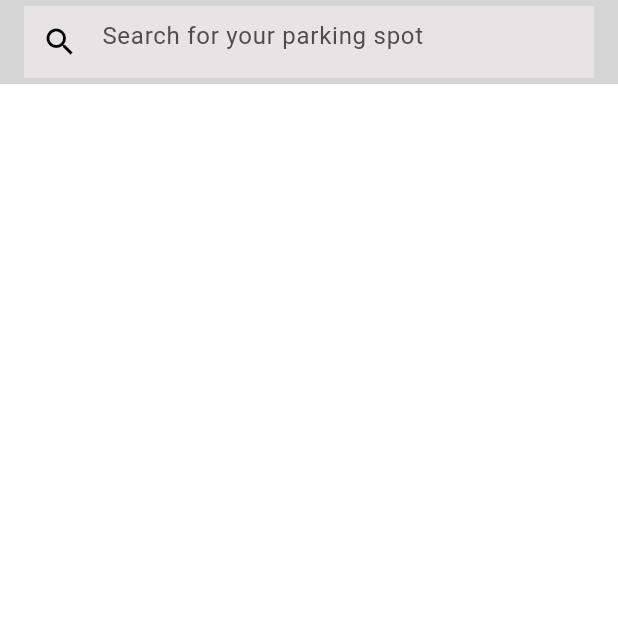
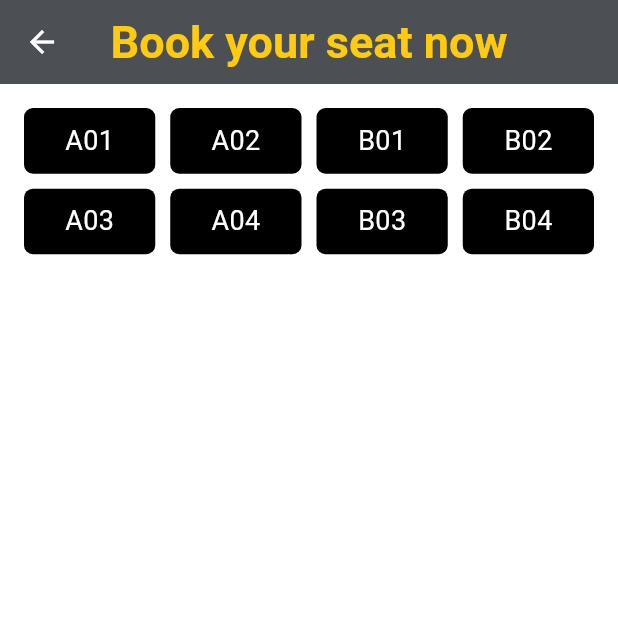
Before and after one commit to DoaaAbdulazem/smart-parking, a Flutter app: the HomeScreen screen opened directly, on a phone screen of 412 x 824 dp, the top half of it. Run offline on Flutter 3.47's test engine with Material 3 defaults, Android fonts, the phone set to English and light mode, and no system bars.

Commit message:
parkingscreen

```diff
--- a/lib/core/consts/strings.dart
+++ b/lib/core/consts/strings.dart
@@ -8,7 +8,7 @@ class Strings {
   static const String getStartedBotton = 'Get started';
   static const String login = "Login";
   static const String appBarSignUpScreen = "Sign up";
-  static const String signUp = "Dont have an account?Sign up";
+  static const String signUpAccount = "Dont have an account?Sign up";
   static const String forgetPassword = "ForgetPassword?";
   //////////////////////////////////////////////
   static const String labelTextEmail = "Email";
--- a/lib/core/theme/app_text_style.dart
+++ b/lib/core/theme/app_text_style.dart
@@ -12,4 +12,7 @@ class AppTextStyle {
     fontWeight: FontWeight.w500,
     color: Colors.black,
   );
+
+  static const ForgetPassword = TextStyle(color: Colors.black, fontSize: 17);
+  static const signUpAccount = TextStyle(color: AppColors.black, fontSize: 18);
 }
--- a/lib/core/theme/app_themeing.dart
+++ b/lib/core/theme/app_themeing.dart
@@ -6,14 +6,14 @@ class AppThemeing {
   static ThemeData lightTheme = ThemeData(
     brightness: Brightness.light,
     scaffoldBackgroundColor: AppColors.white,
-    // هون للاب بار
+    ////////// هون للاب بار
     appBarTheme: AppBarTheme(
       backgroundColor: AppColors.bkgColor,
       centerTitle: true,
       foregroundColor: AppColors.white,
       titleTextStyle: AppTextStyle.appBarTextStyle,
     ),
-    //هون للزر
+    /////////هون للزر
     elevatedButtonTheme: ElevatedButtonThemeData(
       style: ElevatedButton.styleFrom(
         backgroundColor: AppColors.yallowColor,
--- a/lib/features/auth/widget/forget_password.dart
+++ b/lib/features/auth/widget/forget_password.dart
@@ -1,4 +1,5 @@
 import 'package:flutter/material.dart';
+import 'package:my_project/core/consts/strings.dart';
 
 class ForgetPassword extends StatelessWidget {
   const ForgetPassword({super.key});
@@ -7,13 +8,7 @@ class ForgetPassword extends StatelessWidget {
   Widget build(BuildContext context) {
     return Align(
       alignment: Alignment.centerLeft,
-      child: TextButton(
-        onPressed: () {},
-        child: Text(
-          "ForgetPassword?",
-          style: TextStyle(color: Colors.black, fontSize: 17),
-        ),
-      ),
+      child: TextButton(onPressed: () {}, child: Text(Strings.forgetPassword)),
     );
   }
 }
--- a/lib/features/auth/widget/login_botton.dart
+++ b/lib/features/auth/widget/login_botton.dart
@@ -1,5 +1,7 @@
 import 'package:flutter/material.dart';
 import 'package:my_project/core/consts/strings.dart';
+import 'package:my_project/features/home/screen/home_screen.dart';
+
 import 'package:my_project/features/on_boarding/widget/custom_button.dart';
 
 class LoginButton extends StatelessWidget {
@@ -13,6 +15,11 @@ class LoginButton extends StatelessWidget {
       text: Strings.login,
       onpressed: () {
         print(passwordController.text);
+
+        Navigator.push(
+          context,
+          MaterialPageRoute(builder: (context) => const HomeScreen()),
+        );
       },
     );
   }
--- a/lib/features/auth/widget/sign_up_bottom.dart
+++ b/lib/features/auth/widget/sign_up_bottom.dart
@@ -1,4 +1,5 @@
 import 'package:flutter/material.dart';
+import 'package:my_project/core/consts/strings.dart';
 import 'package:my_project/core/theme/app_colors.dart';
 import 'package:my_project/features/auth/screen/signup.dart';
 
@@ -17,7 +18,7 @@ class SignUpBottom extends StatelessWidget {
           );
         },
         child: const Text(
-          "Dont have an account?Sign up",
+          Strings.signUpAccount,
           style: TextStyle(color: AppColors.black, fontSize: 18),
         ),
       ),
--- a/lib/features/auth/widget/signup_botton.dart
+++ b/lib/features/auth/widget/signup_botton.dart
@@ -1,6 +1,6 @@
 import 'package:flutter/material.dart';
 import 'package:my_project/core/consts/strings.dart';
-import 'package:my_project/home/screen/home_screen.dart';
+import 'package:my_project/features/home/screen/home_screen.dart';
 import 'package:my_project/features/on_boarding/widget/custom_button.dart';
 
 class SignupBotton extends StatelessWidget {
@@ -16,7 +16,7 @@ class SignupBotton extends StatelessWidget {
         onpressed: () {
           Navigator.pushAndRemoveUntil(
             context,
-            MaterialPageRoute(builder: (context) => const HomeScreen()),
+            MaterialPageRoute(builder: (context) => HomeScreen()),
             (Route<dynamic> route) => false,
           );
         },
--- /dev/null
+++ b/lib/features/home/screen/home_screen.dart
@@ -0,0 +1,139 @@
+import 'package:flutter/material.dart';
+import 'package:my_project/core/theme/app_colors.dart';
+
+class HomeScreen extends StatelessWidget {
+  const HomeScreen({super.key});
+
+  @override
+  Widget build(BuildContext context) {
+    return Scaffold(
+      appBar: AppBar(
+        title: Text(
+          "Book your seat now",
+          style: TextStyle(
+            fontWeight: FontWeight.bold,
+            color: AppColors.yallowColor,
+          ),
+        ),
+        backgroundColor: AppColors.bkgColor,
+        centerTitle: true,
+      ),
+
+      body: Padding(
+        padding: const EdgeInsets.all(16),
+        child: GridView.count(
+          crossAxisCount: 4,
+          crossAxisSpacing: 10,
+          mainAxisSpacing: 10,
+          childAspectRatio: 2,
+          children: [
+            Container(
+              width: 60,
+              height: 30,
+              decoration: BoxDecoration(
+                color: AppColors.black,
+                borderRadius: BorderRadius.circular(6),
+              ),
+              alignment: Alignment.center,
+              child: Text(
+                "A01",
+                style: TextStyle(color: AppColors.white, fontSize: 18),
+              ),
+            ),
+            Container(
+              width: 60,
+              height: 30,
+              decoration: BoxDecoration(
+                color: AppColors.black,
+                borderRadius: BorderRadius.circular(6),
+              ),
+              alignment: Alignment.center,
+              child: Text(
+                "A02",
+                style: TextStyle(color: AppColors.white, fontSize: 18),
+              ),
+            ),
+            Container(
+              width: 60,
+              height: 30,
+              decoration: BoxDecoration(
+                color: AppColors.black,
+                borderRadius: BorderRadius.circular(6),
+              ),
+              alignment: Alignment.center,
+              child: Text(
+                "B01",
+                style: TextStyle(color: AppColors.white, fontSize: 18),
+              ),
+            ),
+            Container(
+              width: 60,
+              height: 30,
+              decoration: BoxDecoration(
+                color: AppColors.black,
+                borderRadius: BorderRadius.circular(6),
+              ),
+              alignment: Alignment.center,
+              child: Text(
+                "B02",
+                style: TextStyle(color: AppColors.white, fontSize: 18),
+              ),
+            ),
+            Container(
+              width: 60,
+              height: 30,
+              decoration: BoxDecoration(
+                color: AppColors.black,
+                borderRadius: BorderRadius.circular(6),
+              ),
+              alignment: Alignment.center,
+              child: Text(
+                "A03",
+                style: TextStyle(color: AppColors.white, fontSize: 18),
+              ),
+            ),
+            Container(
+              width: 60,
+              height: 30,
+              decoration: BoxDecoration(
+                color: AppColors.black,
+                borderRadius: BorderRadius.circular(6),
+              ),
+              alignment: Alignment.center,
+              child: Text(
+                "A04",
+                style: TextStyle(color: AppColors.white, fontSize: 18),
+              ),
+            ),
+            Container(
+              width: 60,
+              height: 30,
+              decoration: BoxDecoration(
+                color: AppColors.black,
+                borderRadius: BorderRadius.circular(6),
+              ),
+              alignment: Alignment.center,
+              child: Text(
+                "B03",
+                style: TextStyle(color: AppColors.white, fontSize: 18),
+              ),
+            ),
+            Container(
+              width: 60,
+              height: 30,
+              decoration: BoxDecoration(
+                color: AppColors.black,
+                borderRadius: BorderRadius.circular(6),
+              ),
+              alignment: Alignment.center,
+              child: Text(
+                "B04",
+                style: TextStyle(color: AppColors.white, fontSize: 18),
+              ),
+            ),
+          ],
+        ),
+      ),
+    );
+  }
+}
--- a/lib/home/screen/home_screen.dart
+++ /dev/null
@@ -1,11 +0,0 @@
-import 'package:flutter/material.dart';
-import 'package:my_project/home/widget/search%20home.dart';
-
-class HomeScreen extends StatelessWidget {
-  const HomeScreen({super.key});
-
-  @override
-  Widget build(BuildContext context) {
-    return Scaffold(appBar: SearchParking());
-  }
-}
```
Also changed, not shown: lib/features/home/widget/search home.dart (renamed from lib/home/widget/search home.dart), pubspec.lock.
